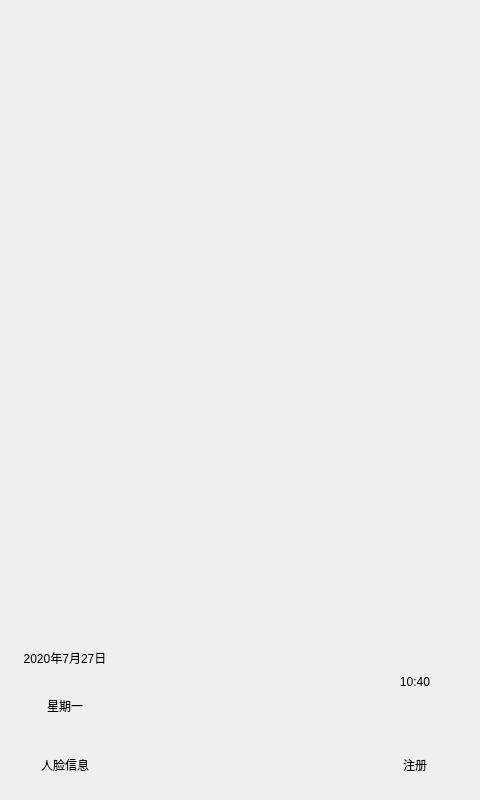
Before: the Qt Designer form ui/widget/widget.ui in ChaoII/fram-qt, drawn with Qt 5.
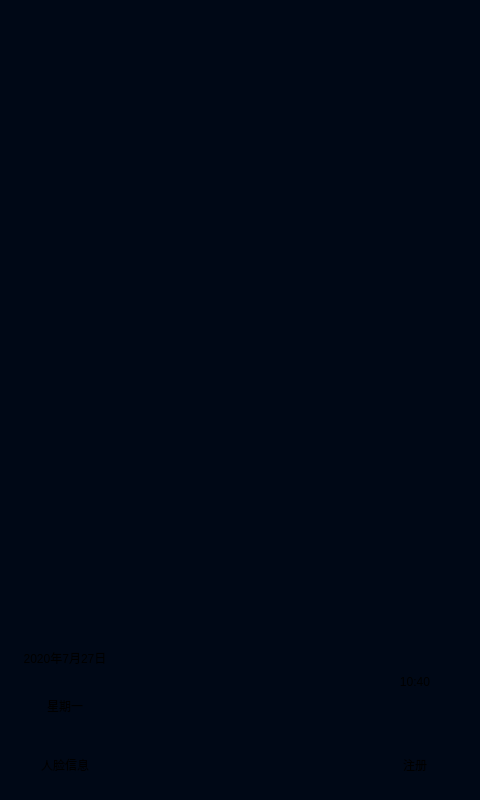
After: the same form once the commit is applied. Icons and pictures are not drawn.

```diff
--- a/ui/widget/widget.ui
+++ b/ui/widget/widget.ui
@@ -17,6 +17,10 @@
    <string notr="true">QWidget{
 	border: 0px;	
 	outline: none;
+}
+#Widget{
+background-color:rgb(0,8,22);
+
 }</string>
   </property>
   <layout class="QVBoxLayout" name="verticalLayout">
```
